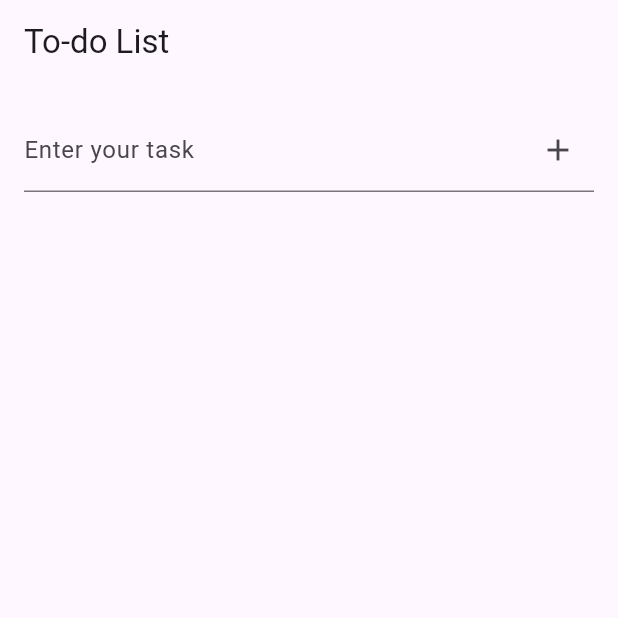
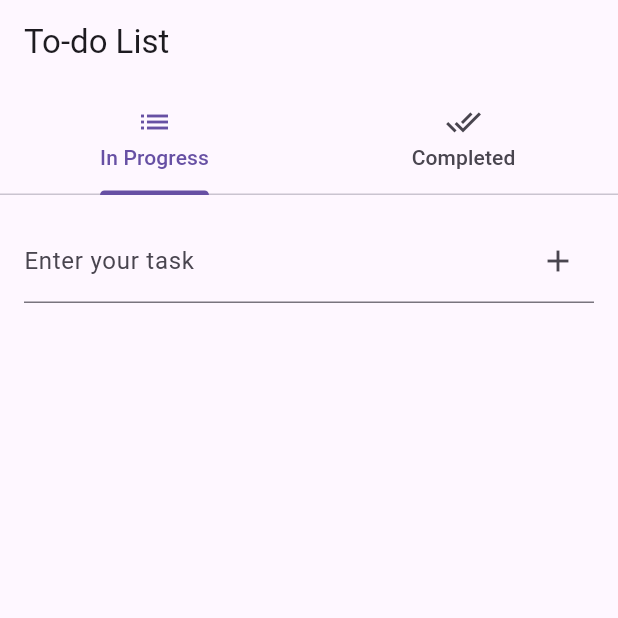
Before and after one commit to donghyukkil/Flutter_Todolist, a Flutter app: the screen it shows after launch, on a phone screen of 412 x 824 dp, the top half of it. Run offline on Flutter 3.47's test engine with Material 3 defaults, Android fonts, the phone set to English and light mode, and no system bars; our stand-ins replace get.

Commit message:
feat: 작업 상태 별 탭 추가

```diff
--- a/lib/ui/pages/home_page.dart
+++ b/lib/ui/pages/home_page.dart
@@ -1,8 +1,8 @@
 import 'package:flutter/material.dart';
 import 'package:get/get.dart';
-
 import 'package:todolist/core/viewmodels/task_viewmodel.dart';
 import 'package:todolist/utils/dialog_utils.dart';
+import 'package:todolist/data/models/task.dart';
 
 class HomePage extends StatelessWidget {
   final TaskViewModel taskViewModel = Get.find();
@@ -12,9 +12,17 @@ class HomePage extends StatelessWidget {
 
   @override
   Widget build(BuildContext context) {
-    return Scaffold(
+    return DefaultTabController(
+      length: 2,
+      child: Scaffold(
         appBar: AppBar(
           title: const Text('To-do List'),
+          bottom: const TabBar(
+            tabs: [
+              Tab(icon: Icon(Icons.list), text: 'In Progress'),
+              Tab(icon: Icon(Icons.done_all), text: 'Completed'),
+            ],
+          ),
         ),
         body: Column(
           children: [
@@ -35,19 +43,37 @@ class HomePage extends StatelessWidget {
               ),
             ),
             Expanded(
-            child: Obx(() => ListView.builder(
-                  itemCount: taskViewModel.tasks.length,
+              child: TabBarView(
+                children: [
+                  Obx(() => _buildTaskList(taskViewModel.tasks
+                      .where((task) => !task.isDone.value)
+                      .toList())),
+                  Obx(() => _buildTaskList(taskViewModel.tasks
+                      .where((task) => task.isDone.value)
+                      .toList())),
+                ],
+              ),
+            ),
+          ],
+        ),
+      ),
+    );
+  }
+
+  Widget _buildTaskList(List<Task> tasks) {
+    return ListView.builder(
+      itemCount: tasks.length,
       itemBuilder: (context, index) {
-                    final task = taskViewModel.tasks[index];
-
+        final task = tasks[index];
         return Card(
           margin: const EdgeInsets.all(8.0),
           child: ListTile(
-                        title: Text(task.title.value,
+            title: Text(
+              task.title.value,
               style: task.isDone.value
-                                ? const TextStyle(
-                                    decoration: TextDecoration.lineThrough)
-                                : null),
+                  ? const TextStyle(decoration: TextDecoration.lineThrough)
+                  : null,
+            ),
             leading: Checkbox(
               value: task.isDone.value,
               onChanged: (bool? newValue) {
@@ -61,26 +87,18 @@ class HomePage extends StatelessWidget {
               children: [
                 IconButton(
                   icon: const Icon(Icons.edit),
-                              onPressed: () {
-                                DialogUtils.showEditTaskDialog(
-                                    context, task, taskViewModel);
-                              },
+                  onPressed: () => DialogUtils.showEditTaskDialog(
+                      context, task, taskViewModel),
                 ),
                 IconButton(
                   icon: const Icon(Icons.delete),
-                              onPressed: () {
-                                taskViewModel.deleteTask(task.id);
-                              },
+                  onPressed: () => taskViewModel.deleteTask(task.id),
                 ),
               ],
             ),
           ),
         );
       },
-                )),
-          )
-        ],
-      ),
     );
   }
 }
```
Lines whose indentation alone changed are shown as unchanged.
